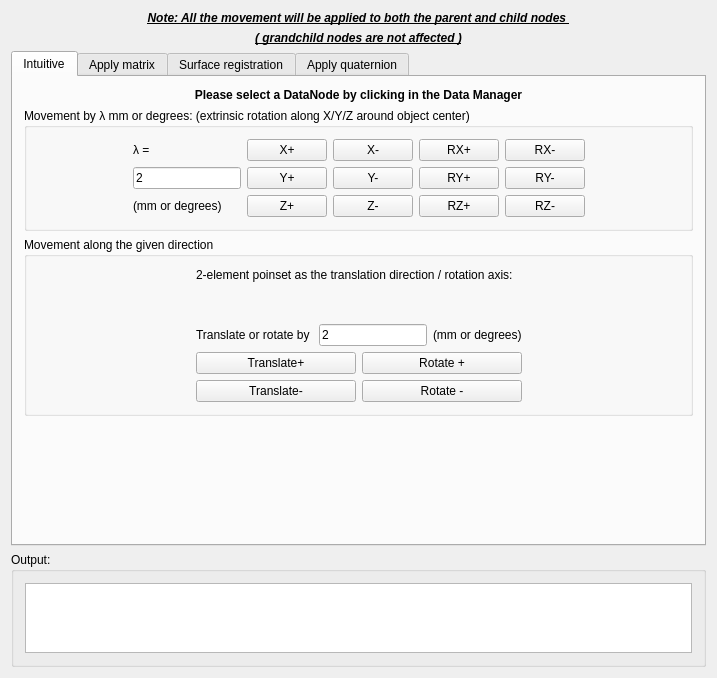
This is Plugins/org.mitk.lancet.movedata/src/internal/MoveDataControls.ui in zhaomengxiao/LancetMITK-Adition as Qt 5 draws it before an edit. The edited form follows.
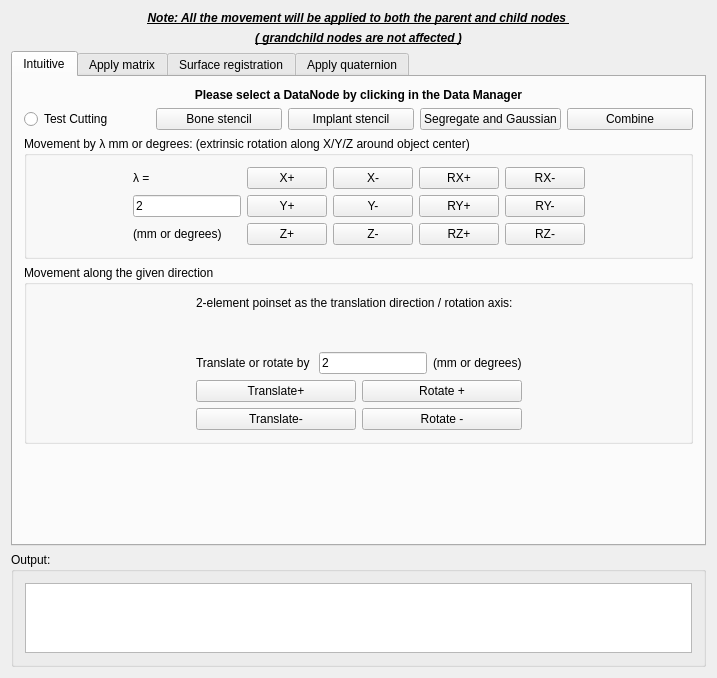
This is the edited form. The open tabs and pages were chosen to show the change. Custom widgets are drawn as their Qt base class.

The edit to the form file:
```diff
--- a/Plugins/org.mitk.lancet.movedata/src/internal/MoveDataControls.ui
+++ b/Plugins/org.mitk.lancet.movedata/src/internal/MoveDataControls.ui
@@ -66,133 +66,62 @@
        <string>Intuitive</string>
       </attribute>
       <layout class="QGridLayout" name="gridLayout_8">
-       <item row="2" column="0">
-        <widget class="QGroupBox" name="groupBox_4">
-         <property name="title">
-          <string>Movement along the given direction</string>
+       <item row="0" column="0">
+        <widget class="QLabel" name="label_15">
+         <property name="font">
+          <font>
+           <weight>75</weight>
+           <bold>true</bold>
+          </font>
          </property>
-         <layout class="QGridLayout" name="gridLayout_10">
-          <item row="0" column="1">
-           <layout class="QVBoxLayout" name="verticalLayout">
-            <item>
-             <widget class="QLabel" name="label">
-              <property name="text">
-               <string>2-element poinset as the translation direction / rotation axis: </string>
-              </property>
-             </widget>
-            </item>
-            <item>
-             <widget class="QmitkSingleNodeSelectionWidget" name="mitkSelectWidget_directionPointSet" native="true">
-              <property name="minimumSize">
-               <size>
-                <width>0</width>
-                <height>30</height>
-               </size>
-              </property>
-             </widget>
-            </item>
-           </layout>
-          </item>
-          <item row="1" column="1">
-           <layout class="QHBoxLayout" name="horizontalLayout_3">
-            <item>
-             <widget class="QLabel" name="label_4">
-              <property name="text">
-               <string>Translate or rotate by </string>
-              </property>
-             </widget>
-            </item>
-            <item>
-             <widget class="QLineEdit" name="lineEdit_intuitiveValue_2">
-              <property name="text">
-               <string>2</string>
-              </property>
-             </widget>
-            </item>
-            <item>
-             <widget class="QLabel" name="label_2">
-              <property name="text">
-               <string>(mm or degrees)</string>
-              </property>
-             </widget>
-            </item>
-           </layout>
-          </item>
-          <item row="2" column="0">
-           <spacer name="horizontalSpacer_6">
-            <property name="orientation">
-             <enum>Qt::Horizontal</enum>
-            </property>
-            <property name="sizeHint" stdset="0">
-             <size>
-              <width>40</width>
-              <height>20</height>
-             </size>
-            </property>
-           </spacer>
-          </item>
-          <item row="2" column="1">
-           <layout class="QGridLayout" name="gridLayout_9">
-            <item row="0" column="0">
-             <widget class="QPushButton" name="pushButton_translatePlus">
-              <property name="text">
-               <string>Translate+</string>
-              </property>
-             </widget>
-            </item>
-            <item row="0" column="1">
-             <widget class="QPushButton" name="pushButton_RotatePlus">
-              <property name="text">
-               <string>Rotate +</string>
-              </property>
-             </widget>
-            </item>
-            <item row="1" column="0">
-             <widget class="QPushButton" name="pushButton_translateMinus">
-              <property name="text">
-               <string>Translate-</string>
-              </property>
-             </widget>
-            </item>
-            <item row="1" column="1">
-             <widget class="QPushButton" name="pushButton_RotateMinus">
-              <property name="text">
-               <string>Rotate -</string>
-              </property>
-             </widget>
-            </item>
-           </layout>
-          </item>
-          <item row="2" column="2">
-           <spacer name="horizontalSpacer_5">
-            <property name="orientation">
-             <enum>Qt::Horizontal</enum>
-            </property>
-            <property name="sizeHint" stdset="0">
-             <size>
-              <width>40</width>
-              <height>20</height>
-             </size>
-            </property>
-           </spacer>
-          </item>
-         </layout>
+         <property name="text">
+          <string>Please select a DataNode by clicking in the Data Manager</string>
+         </property>
+         <property name="alignment">
+          <set>Qt::AlignCenter</set>
+         </property>
         </widget>
        </item>
-       <item row="3" column="0">
-        <spacer name="verticalSpacer_2">
-         <property name="orientation">
-          <enum>Qt::Vertical</enum>
-         </property>
-         <property name="sizeHint" stdset="0">
-          <size>
-           <width>20</width>
-           <height>40</height>
-          </size>
-         </property>
-        </spacer>
-       </item>
        <item row="1" column="0">
+        <layout class="QHBoxLayout" name="horizontalLayout_2">
+         <item>
+          <widget class="QRadioButton" name="radioButton_testCutting">
+           <property name="text">
+            <string>Test Cutting</string>
+           </property>
+          </widget>
+         </item>
+         <item>
+          <widget class="QPushButton" name="pushButton_ApplyStencil">
+           <property name="text">
+            <string>Bone stencil</string>
+           </property>
+          </widget>
+         </item>
+         <item>
+          <widget class="QPushButton" name="pushButton_implantStencil">
+           <property name="text">
+            <string>Implant stencil</string>
+           </property>
+          </widget>
+         </item>
+         <item>
+          <widget class="QPushButton" name="pushButton_level">
+           <property name="text">
+            <string>Segregate and Gaussian</string>
+           </property>
+          </widget>
+         </item>
+         <item>
+          <widget class="QPushButton" name="pushButton_combine">
+           <property name="text">
+            <string>Combine</string>
+           </property>
+          </widget>
+         </item>
+        </layout>
+       </item>
+       <item row="2" column="0">
         <widget class="QGroupBox" name="groupBox_3">
          <property name="title">
           <string>Movement by λ mm or degrees: (extrinsic rotation along X/Y/Z around object center)</string>
@@ -339,22 +268,132 @@
          </layout>
         </widget>
        </item>
-       <item row="0" column="0">
-        <widget class="QLabel" name="label_15">
-         <property name="font">
-          <font>
-           <weight>75</weight>
-           <bold>true</bold>
-          </font>
+       <item row="3" column="0">
+        <widget class="QGroupBox" name="groupBox_4">
+         <property name="title">
+          <string>Movement along the given direction</string>
          </property>
-         <property name="text">
-          <string>Please select a DataNode by clicking in the Data Manager</string>
-         </property>
-         <property name="alignment">
-          <set>Qt::AlignCenter</set>
-         </property>
+         <layout class="QGridLayout" name="gridLayout_10">
+          <item row="0" column="1">
+           <layout class="QVBoxLayout" name="verticalLayout">
+            <item>
+             <widget class="QLabel" name="label">
+              <property name="text">
+               <string>2-element poinset as the translation direction / rotation axis: </string>
+              </property>
+             </widget>
+            </item>
+            <item>
+             <widget class="QmitkSingleNodeSelectionWidget" name="mitkSelectWidget_directionPointSet" native="true">
+              <property name="minimumSize">
+               <size>
+                <width>0</width>
+                <height>30</height>
+               </size>
+              </property>
+             </widget>
+            </item>
+           </layout>
+          </item>
+          <item row="1" column="1">
+           <layout class="QHBoxLayout" name="horizontalLayout_3">
+            <item>
+             <widget class="QLabel" name="label_4">
+              <property name="text">
+               <string>Translate or rotate by </string>
+              </property>
+             </widget>
+            </item>
+            <item>
+             <widget class="QLineEdit" name="lineEdit_intuitiveValue_2">
+              <property name="text">
+               <string>2</string>
+              </property>
+             </widget>
+            </item>
+            <item>
+             <widget class="QLabel" name="label_2">
+              <property name="text">
+               <string>(mm or degrees)</string>
+              </property>
+             </widget>
+            </item>
+           </layout>
+          </item>
+          <item row="2" column="0">
+           <spacer name="horizontalSpacer_6">
+            <property name="orientation">
+             <enum>Qt::Horizontal</enum>
+            </property>
+            <property name="sizeHint" stdset="0">
+             <size>
+              <width>40</width>
+              <height>20</height>
+             </size>
+            </property>
+           </spacer>
+          </item>
+          <item row="2" column="1">
+           <layout class="QGridLayout" name="gridLayout_9">
+            <item row="0" column="0">
+             <widget class="QPushButton" name="pushButton_translatePlus">
+              <property name="text">
+               <string>Translate+</string>
+              </property>
+             </widget>
+            </item>
+            <item row="0" column="1">
+             <widget class="QPushButton" name="pushButton_RotatePlus">
+              <property name="text">
+               <string>Rotate +</string>
+              </property>
+             </widget>
+            </item>
+            <item row="1" column="0">
+             <widget class="QPushButton" name="pushButton_translateMinus">
+              <property name="text">
+               <string>Translate-</string>
+              </property>
+             </widget>
+            </item>
+            <item row="1" column="1">
+             <widget class="QPushButton" name="pushButton_RotateMinus">
+              <property name="text">
+               <string>Rotate -</string>
+              </property>
+             </widget>
+            </item>
+           </layout>
+          </item>
+          <item row="2" column="2">
+           <spacer name="horizontalSpacer_5">
+            <property name="orientation">
+             <enum>Qt::Horizontal</enum>
+            </property>
+            <property name="sizeHint" stdset="0">
+             <size>
+              <width>40</width>
+              <height>20</height>
+             </size>
+            </property>
+           </spacer>
+          </item>
+         </layout>
         </widget>
        </item>
+       <item row="4" column="0">
+        <spacer name="verticalSpacer_2">
+         <property name="orientation">
+          <enum>Qt::Vertical</enum>
+         </property>
+         <property name="sizeHint" stdset="0">
+          <size>
+           <width>20</width>
+           <height>40</height>
+          </size>
+         </property>
+        </spacer>
+       </item>
       </layout>
      </widget>
      <widget class="QWidget" name="tab_2">
```
Left out of the diff: 2 changed lines with no effect on the pictures.
